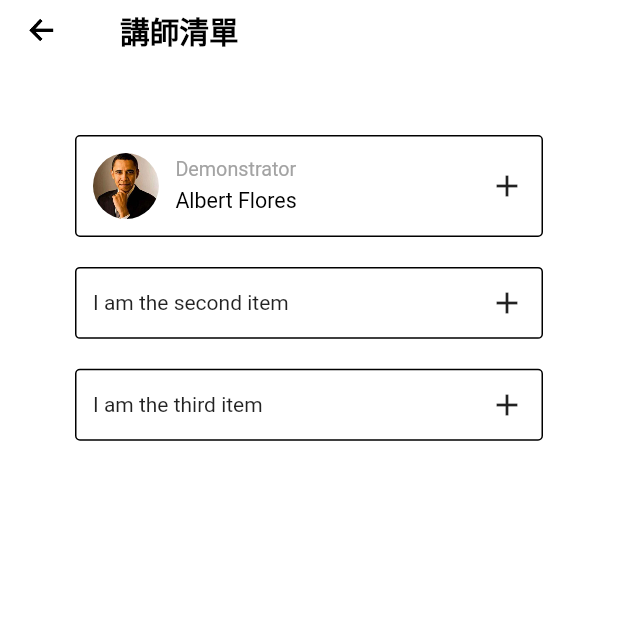
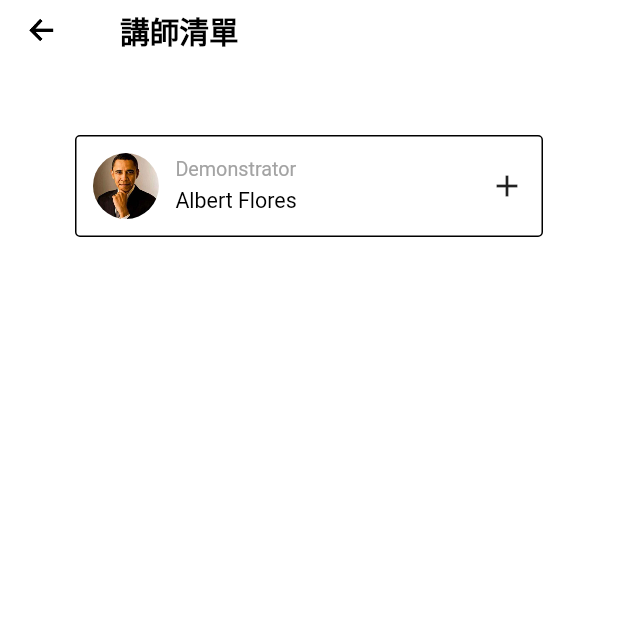
Before and after one commit to weskao/course_selection_system, a Flutter app: the screen it shows after launch, on a phone screen of 412 x 824 dp, the top half of it. Run offline on Flutter 3.47's test engine with Material 2 defaults, Android fonts, the phone set to English and light mode, and no system bars; drawn by our look-alikes of scroll_to_index; our stand-ins replace flutter_riverpod, flutter_screenutil.

Commit message:
Refactor to extract mock data

```diff
--- /dev/null
+++ b/lib/src/data/mock/MockData.dart
@@ -0,0 +1,41 @@
+import '../common/data/Time.dart';
+import '../model/course/Course.dart';
+import '../model/course/Instructor.dart';
+
+class MockData {
+  static final List<Course> courseList = [
+    Course(
+      name: '基礎程式設計',
+      description: "基礎程式設計課程",
+      dayOfWeek: 2,
+      startTime: Time(hour: 10, minute: 0),
+      endTime: Time(hour: 12, minute: 0),
+      instructor: "Albert Flores",
+    ),
+    Course(
+      name: '人工智慧總整與實作',
+      description: "人工智慧總整與實作課程",
+      dayOfWeek: 4,
+      startTime: Time(hour: 14, minute: 0),
+      endTime: Time(hour: 16, minute: 0),
+      instructor: "Albert Flores",
+    ),
+    Course(
+      name: '訊號與系統',
+      description: "訊號與系統課程",
+      dayOfWeek: 5,
+      startTime: Time(hour: 10, minute: 0),
+      endTime: Time(hour: 12, minute: 0),
+      instructor: "Albert Flores",
+    ),
+  ];
+
+  static final List<Instructor> instructorList = [
+    Instructor(
+      name: "Albert Flores",
+      rankLevel: 1,
+      imageUrl: 'assets/images/default_avatar/default_avatar_2.jpg',
+      courseList: courseList,
+    )
+  ];
+}
--- a/lib/src/presentation/views/instructor_list/InstructorListPage.dart
+++ b/lib/src/presentation/views/instructor_list/InstructorListPage.dart
@@ -1,46 +1,18 @@
 import 'package:course_selection_system/generated/assets.gen.dart';
-import 'package:course_selection_system/src/data/model/course/Course.dart';
-import 'package:course_selection_system/src/data/model/course/Instructor.dart';
 import 'package:course_selection_system/src/presentation/views/instructor_list/widget/CourseListTile.dart';
 import 'package:flutter/material.dart';
 import 'package:flutter_screenutil/flutter_screenutil.dart';
 
-import '../../../data/common/data/Time.dart';
+import '../../../data/mock/MockData.dart';
 import '../../widgets/PrimaryPage.dart';
 import '../../widgets/toggle_list/toggle_list.dart';
 
 class InstructorListPage extends StatelessWidget {
-  const InstructorListPage({super.key});
+  const InstructorListPage({Key? key}); // Fixed the constructor declaration.
 
   @override
   Widget build(BuildContext context) {
-    final courseList = [
-      Course(
-          name: '基礎程式設計',
-          description: "基礎程式設計課程",
-          dayOfWeek: 2,
-          startTime: Time(hour: 10, minute: 0),
-          endTime: Time(hour: 12, minute: 0),
-          instructor: "Albert Flores"),
-      Course(
-          name: '人工智慧總整與實作',
-          description: "人工智慧總整與實作課程",
-          dayOfWeek: 4,
-          startTime: Time(hour: 14, minute: 0),
-          endTime: Time(hour: 16, minute: 0),
-          instructor: "Albert Flores"),
-      Course(
-          name: '訊號與系統',
-          description: "訊號與系統課程",
-          dayOfWeek: 5,
-          startTime: Time(hour: 10, minute: 0),
-          endTime: Time(hour: 12, minute: 0),
-          instructor: "Albert Flores"),
-    ];
-
-    final instructorList = [
-      Instructor(name: "Albert Flores", rankLevel: 1, imageUrl: 'assets/images/default_avatar/default_avatar_2.jpg', courseList: courseList)
-    ];
+    ;
 
     return PrimaryPage(
       title: "講師清單",
@@ -55,20 +27,22 @@ class InstructorListPage extends StatelessWidget {
         itemPadding: EdgeInsets.all(10.r),
         trailing: const Icon(Icons.add),
         trailingExpanded: const Icon(Icons.remove),
-        children: [
-          ToggleListItem(
+        children: List.generate(MockData.instructorList.length, (instructorIndex) {
+          var courseList = MockData.instructorList[instructorIndex].courseList;
+
+          return ToggleListItem(
             title: Row(
               mainAxisAlignment: MainAxisAlignment.start,
               children: [
                 ClipOval(
-                  child: AssetGenImage(instructorList[0].imageUrl).image(width: 40.r, height: 40.r),
+                  child: AssetGenImage(MockData.instructorList[instructorIndex].imageUrl).image(width: 40.r, height: 40.r),
                 ),
                 SizedBox(width: 10.r),
                 Column(
                   crossAxisAlignment: CrossAxisAlignment.start,
                   children: [
                     Text(
-                      instructorList[0].rankName,
+                      MockData.instructorList[instructorIndex].rankName, // Fixed the property name.
                       style: TextStyle(
                         fontSize: 12.sp,
                         color: const Color.fromRGBO(163, 163, 163, 1),
@@ -76,7 +50,7 @@ class InstructorListPage extends StatelessWidget {
                     ),
                     SizedBox(height: 5.r),
                     Text(
-                      instructorList[0].name,
+                      MockData.instructorList[instructorIndex].name,
                       style: TextStyle(
                         fontSize: 13.sp,
                         color: Colors.black,
@@ -87,27 +61,14 @@ class InstructorListPage extends StatelessWidget {
               ],
             ),
             content: Column(
-                mainAxisAlignment: MainAxisAlignment.start,
-                crossAxisAlignment: CrossAxisAlignment.start,
-                children: List.generate(courseList.length, (index) {
-                  return CourseListTile(course: courseList[index]);
-                })),
-          ),
-          ToggleListItem(
-            title: Text('I am the second item'),
-            content: Padding(
-              padding: EdgeInsets.all(20),
-              child: Text('I am delighted that you are here.'),
+              mainAxisAlignment: MainAxisAlignment.start,
+              crossAxisAlignment: CrossAxisAlignment.start,
+              children: List.generate(courseList.length, (courseIndex) {
+                return CourseListTile(course: courseList[courseIndex]);
+              }),
             ),
-          ),
-          ToggleListItem(
-            title: Text('I am the third item'),
-            content: Padding(
-              padding: EdgeInsets.all(20),
-              child: Text('Have a wonderful day!'),
-            ),
-          ),
-        ],
+          );
+        }),
       ),
     );
   }
```
